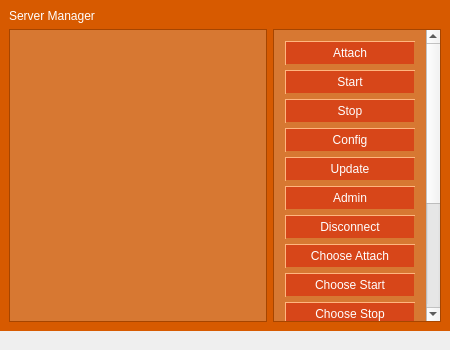
Before: the Qt Designer form frmServerManager.ui in Syping/servermgr, drawn with Qt 5.
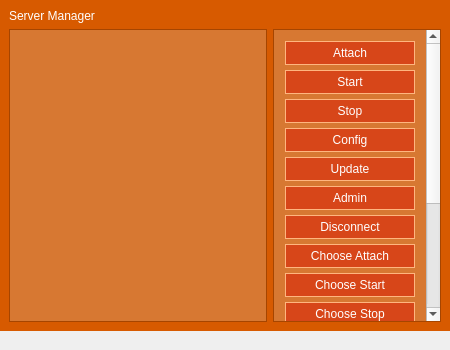
After: the same form once the commit is applied. Icons and pictures are not drawn. Custom widgets are drawn as their Qt base class.

Patch:
```diff
--- a/frmServerManager.ui
+++ b/frmServerManager.ui
@@ -282,7 +282,7 @@
 selection-color: rgb(215, 90, 0);
 }
 QPushButton{
-border-style: outset;
+border-style: ridge;
 background-color: rgb(215, 70, 25); 
 color: rgb(255, 255, 255);
 border-width: 1px;
```
